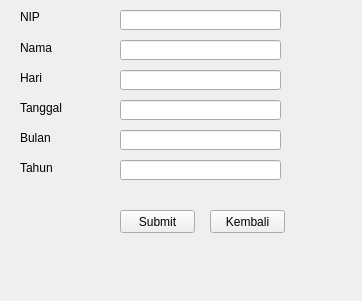
christianbyu/Python-simple-absent-apps-with-pyqt5, file keluar.ui: the form before one commit.
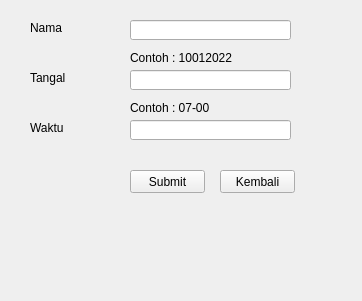
The form after the commit.

Commit message: Add insert data for Absen Masuk and Absen Keluar

Patch:
```diff
--- a/keluar.ui
+++ b/keluar.ui
@@ -16,8 +16,8 @@
   <widget class="QPushButton" name="KSubmit">
    <property name="geometry">
     <rect>
-     <x>120</x>
-     <y>210</y>
+     <x>130</x>
+     <y>170</y>
      <width>75</width>
      <height>23</height>
     </rect>
@@ -29,8 +29,8 @@
   <widget class="QPushButton" name="KKembali">
    <property name="geometry">
     <rect>
-     <x>210</x>
-     <y>210</y>
+     <x>220</x>
+     <y>170</y>
      <width>75</width>
      <height>23</height>
     </rect>
@@ -39,141 +39,50 @@
     <string>Kembali</string>
    </property>
   </widget>
-  <widget class="QLabel" name="label_14">
-   <property name="geometry">
-    <rect>
-     <x>20</x>
-     <y>160</y>
-     <width>81</width>
-     <height>16</height>
-    </rect>
-   </property>
-   <property name="text">
-    <string>Tahun</string>
-   </property>
-  </widget>
-  <widget class="QLineEdit" name="lineEdit_14">
-   <property name="geometry">
-    <rect>
-     <x>120</x>
-     <y>130</y>
-     <width>161</width>
-     <height>20</height>
-    </rect>
-   </property>
-   <property name="text">
-    <string/>
-   </property>
-  </widget>
-  <widget class="QLabel" name="label_10">
-   <property name="geometry">
-    <rect>
-     <x>20</x>
-     <y>70</y>
-     <width>81</width>
-     <height>16</height>
-    </rect>
-   </property>
-   <property name="text">
-    <string>Hari</string>
-   </property>
-  </widget>
-  <widget class="QLineEdit" name="lineEdit_12">
-   <property name="geometry">
-    <rect>
-     <x>120</x>
-     <y>160</y>
-     <width>161</width>
-     <height>20</height>
-    </rect>
-   </property>
-   <property name="text">
-    <string/>
-   </property>
-  </widget>
-  <widget class="QLabel" name="label_12">
-   <property name="geometry">
-    <rect>
-     <x>20</x>
-     <y>100</y>
-     <width>81</width>
-     <height>16</height>
-    </rect>
-   </property>
-   <property name="text">
-    <string>Tanggal</string>
-   </property>
-  </widget>
-  <widget class="QLineEdit" name="lineEdit_9">
-   <property name="geometry">
-    <rect>
-     <x>120</x>
-     <y>100</y>
-     <width>161</width>
-     <height>20</height>
-    </rect>
-   </property>
-   <property name="text">
-    <string/>
-   </property>
-  </widget>
-  <widget class="QLineEdit" name="lineEdit_10">
-   <property name="geometry">
-    <rect>
-     <x>120</x>
-     <y>70</y>
-     <width>161</width>
-     <height>20</height>
-    </rect>
-   </property>
-   <property name="text">
-    <string/>
-   </property>
-  </widget>
-  <widget class="QLineEdit" name="lineEdit_13">
-   <property name="geometry">
-    <rect>
-     <x>120</x>
-     <y>40</y>
-     <width>161</width>
-     <height>20</height>
-    </rect>
-   </property>
-   <property name="text">
-    <string/>
-   </property>
-  </widget>
-  <widget class="QLabel" name="label_11">
-   <property name="geometry">
-    <rect>
-     <x>20</x>
-     <y>10</y>
-     <width>47</width>
-     <height>13</height>
-    </rect>
-   </property>
-   <property name="text">
-    <string>NIP</string>
-   </property>
-  </widget>
   <widget class="QLabel" name="label_13">
    <property name="geometry">
     <rect>
-     <x>20</x>
-     <y>130</y>
+     <x>30</x>
+     <y>70</y>
      <width>81</width>
      <height>16</height>
     </rect>
    </property>
    <property name="text">
-    <string>Bulan</string>
+    <string>Tangal</string>
    </property>
   </widget>
-  <widget class="QLineEdit" name="lineEdit_11">
+  <widget class="QLabel" name="label_10">
    <property name="geometry">
     <rect>
-     <x>120</x>
-     <y>10</y>
+     <x>130</x>
+     <y>100</y>
+     <width>151</width>
+     <height>16</height>
+    </rect>
+   </property>
+   <property name="text">
+    <string>Contoh : 07-00</string>
+   </property>
+  </widget>
+  <widget class="QLineEdit" name="tanggal">
+   <property name="geometry">
+    <rect>
+     <x>130</x>
+     <y>70</y>
+     <width>161</width>
+     <height>20</height>
+    </rect>
+   </property>
+   <property name="text">
+    <string/>
+   </property>
+  </widget>
+  <widget class="QLineEdit" name="waktu">
+   <property name="geometry">
+    <rect>
+     <x>130</x>
+     <y>120</y>
      <width>161</width>
      <height>20</height>
     </rect>
@@ -185,8 +94,34 @@
   <widget class="QLabel" name="label_9">
    <property name="geometry">
     <rect>
-     <x>20</x>
-     <y>40</y>
+     <x>130</x>
+     <y>50</y>
+     <width>151</width>
+     <height>16</height>
+    </rect>
+   </property>
+   <property name="text">
+    <string>Contoh : 10012022</string>
+   </property>
+  </widget>
+  <widget class="QLineEdit" name="nama">
+   <property name="geometry">
+    <rect>
+     <x>130</x>
+     <y>20</y>
+     <width>161</width>
+     <height>20</height>
+    </rect>
+   </property>
+   <property name="text">
+    <string/>
+   </property>
+  </widget>
+  <widget class="QLabel" name="label_12">
+   <property name="geometry">
+    <rect>
+     <x>30</x>
+     <y>20</y>
      <width>81</width>
      <height>16</height>
     </rect>
@@ -195,6 +130,19 @@
     <string>Nama</string>
    </property>
   </widget>
+  <widget class="QLabel" name="label_11">
+   <property name="geometry">
+    <rect>
+     <x>30</x>
+     <y>120</y>
+     <width>81</width>
+     <height>16</height>
+    </rect>
+   </property>
+   <property name="text">
+    <string>Waktu</string>
+   </property>
+  </widget>
  </widget>
  <resources/>
  <connections/>
```
The commit also changes 7 other files.
